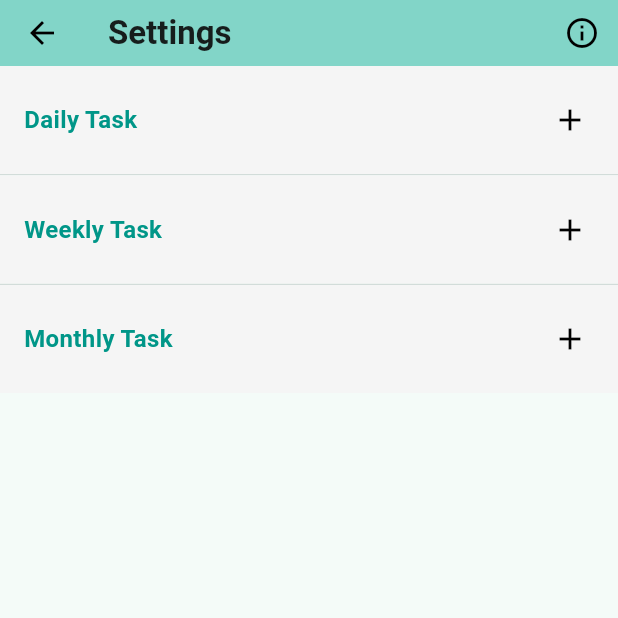
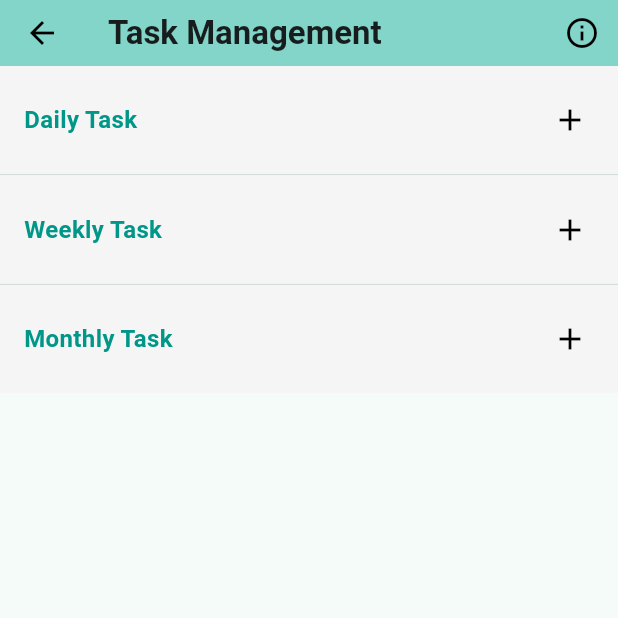
Before and after one commit to kenji-uematsu/morning_routine_app, a Flutter app: the SettingsPage screen opened directly with empty values, on a phone screen of 412 x 824 dp, the top half of it. Run offline on Flutter 3.47's test engine with Material 3 defaults, Android fonts, the phone set to English and light mode, and no system bars; our stand-ins replace shared_preferences; accounts and stored records are empty; generated files the repository leaves out were written again.

Commit message:
微修正

```diff
--- a/lib/l10n/app_en.arb
+++ b/lib/l10n/app_en.arb
@@ -13,5 +13,7 @@
   "taskManagementHeader": "[Task Management]",
   "taskManagementDescription": "To add, edit, or delete tasks, go to the settings screen by tapping the settings icon in the top-right corner.",
   "okButton": "OK",
-  "howToUse": "How to Use"
+  "howToUse": "How to Use",
+  "homeScreenTitle": "Task Checklist",
+  "settingsScreenTitle": "Task Management"
 }
--- a/lib/l10n/app_ja.arb
+++ b/lib/l10n/app_ja.arb
@@ -13,5 +13,7 @@
   "taskManagementHeader": "【タスクの追加・編集・削除の方法】",
   "taskManagementDescription": "右上の設定アイコンから設定画面に進むことでタスクの追加・編集・削除ができます。",
   "okButton": "OK",
-  "howToUse": "アプリの使い方"
+  "howToUse": "アプリの使い方",
+  "homeScreenTitle": "タスクのチェック",
+  "settingsScreenTitle": "タスクの登録・編集"
 }
--- a/lib/main.dart
+++ b/lib/main.dart
@@ -406,7 +406,7 @@ class _MyHomePageState extends State<MyHomePage> with WidgetsBindingObserver {
       appBar: AppBar(
         backgroundColor: Theme.of(context).colorScheme.inversePrimary,
         title: Text(
-          AppLocalizations.of(context)!.appTitle,
+          AppLocalizations.of(context)!.homeScreenTitle, // appTitleから変更
           style: const TextStyle(fontWeight: FontWeight.bold),
         ),
         toolbarHeight: 44.0,
@@ -646,10 +646,10 @@ class _SettingsPageState extends State<SettingsPage> {
         appBar: AppBar(
           backgroundColor: Theme.of(context).colorScheme.inversePrimary,
           title: Text(
-            AppLocalizations.of(context)!.settings,
+            AppLocalizations.of(context)!.settingsScreenTitle, // settingsから変更
             style: const TextStyle(fontWeight: FontWeight.bold),
           ),
-          toolbarHeight: 44.0, // 高さを44に設定
+          toolbarHeight: 44.0,
           leading: IconButton(
             icon: const Icon(Icons.arrow_back, color: Colors.black), // 色を追加
             onPressed: () {
```
